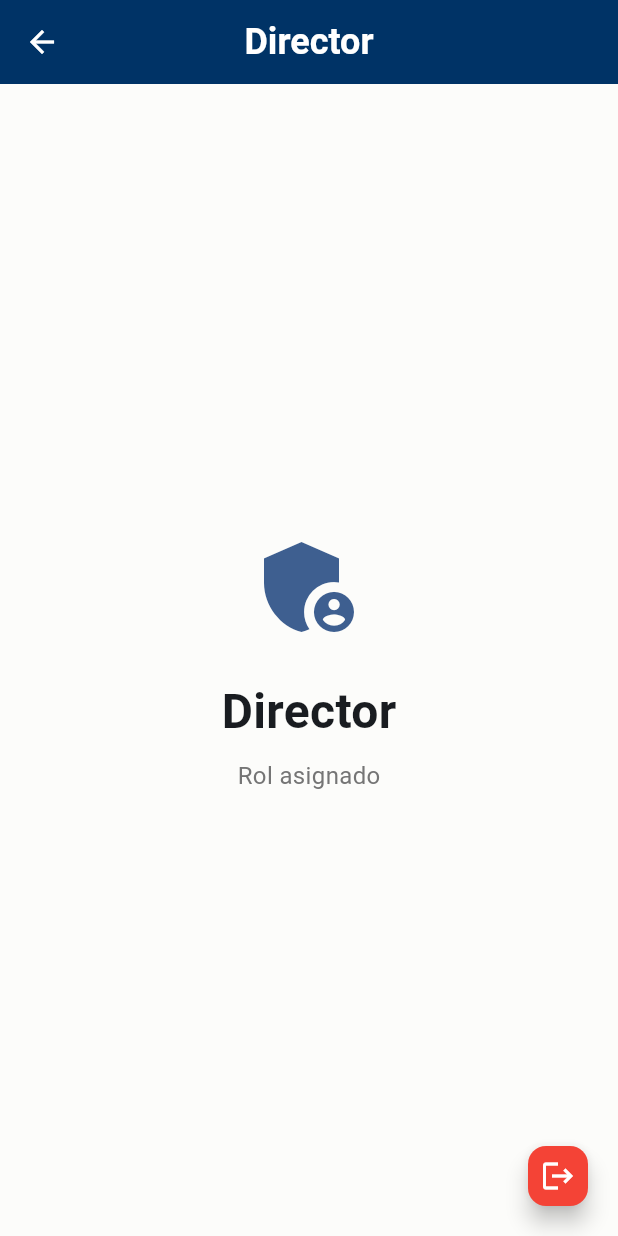
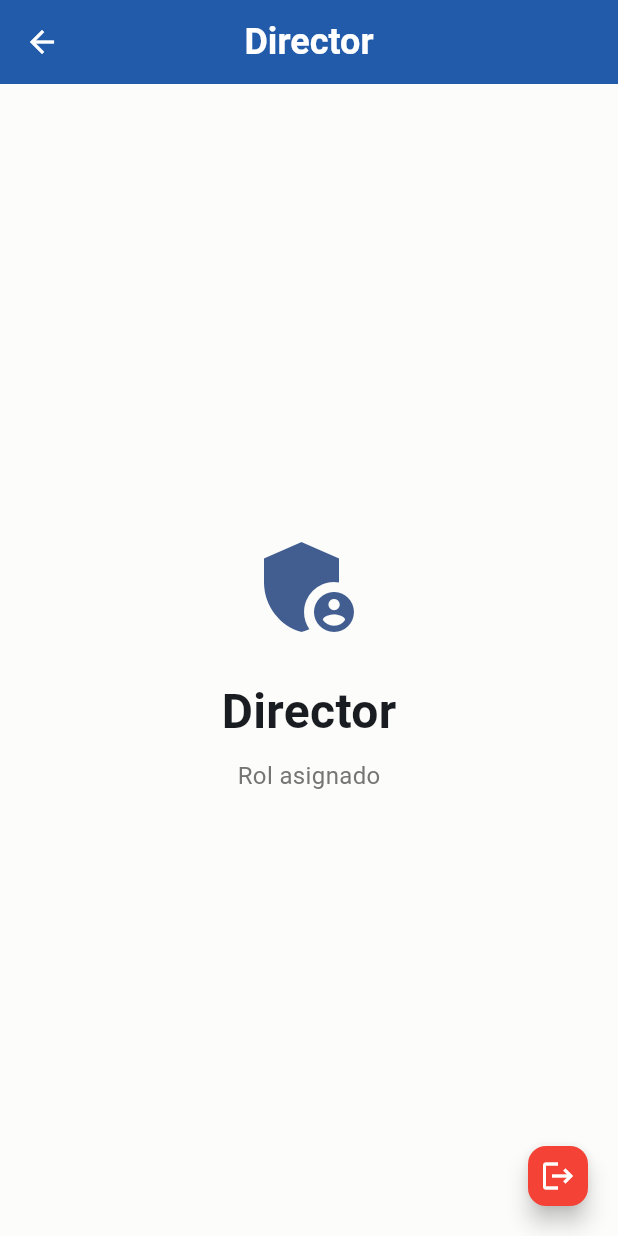
Before and after one commit to yerson001/cole-app, a Flutter app: the DirectorScreen screen opened by its route, on a phone screen of 412 x 824 dp. Run offline on Flutter 3.47's test engine with Material 3 defaults, Android fonts, the phone set to English and light mode, and no system bars; our stand-ins replace equatable, flutter_bloc, get_it, injectable, shared_preferences; missing offline and left inert: tutorial_coach_mark; accounts and stored records are empty.

Commit message:
fix: light mode primary #225BAA too
- Light primary #225BAA (was #0D1B2A)
- AppBar #225BAA (was #003366)
- Icons/accent/buttons use #225BAA in both modes
- Dark primary stays #64B5F6 for contrast

```diff
--- a/lib/core/themes/app_colors.dart
+++ b/lib/core/themes/app_colors.dart
@@ -88,9 +88,9 @@ class AppColors extends ThemeExtension<AppColors> {
   });
 
   static const light = AppColors(
-    primary: Color(0xFF0D1B2A),
-    primaryDark: Color(0xFF070F19),
-    primaryLight: Color(0xFF1B3A5C),
+    primary: Color(0xFF225BAA),
+    primaryDark: Color(0xFF1A237E),
+    primaryLight: Color(0xFF64B5F6),
     secondary: Color(0xFFF8F6F0),
     accent: Color(0xFFC8A951),
     accentLight: Color(0xFFE8D5A3),
@@ -111,22 +111,22 @@ class AppColors extends ThemeExtension<AppColors> {
     errorLight: Color(0xFFFEE2E2),
     info: Color(0xFF3B82F6),
     infoLight: Color(0xFFDBEAFE),
-    buttonPrimary: Color(0xFF0D1B2A),
+    buttonPrimary: Color(0xFF225BAA),
     buttonPrimaryText: Color(0xFFFFFFFF),
     buttonSecondary: Color(0xFFF8F6F0),
-    buttonSecondaryText: Color(0xFF0D1B2A),
+    buttonSecondaryText: Color(0xFF225BAA),
     buttonDisabled: Color(0xFFD1D5DB),
     buttonDisabledText: Color(0xFF9CA3AF),
     icon: Color(0xFF6B7280),
-    iconActive: Color(0xFF0D1B2A),
+    iconActive: Color(0xFF225BAA),
     inputBackground: Color(0xFFF9FAFB),
     inputBorder: Color(0xFFD1D5DB),
-    inputFocused: Color(0xFF0D1B2A),
+    inputFocused: Color(0xFF225BAA),
     inputError: Color(0xFFEF4444),
     inputLabel: Color(0xFF6B7280),
     bottomNavBackground: Color(0xFFFFFFFF),
     bottomNavInactive: Color(0xFF9CA3AF),
-    bottomNavActive: Color(0xFF0D1B2A),
+    bottomNavActive: Color(0xFF225BAA),
     overlay: Color(0x80000000),
     shimmer: Color(0xFFE5E7EB),
   );
--- a/lib/core/themes/app_theme.dart
+++ b/lib/core/themes/app_theme.dart
@@ -6,12 +6,12 @@ class AppTheme {
     useMaterial3: true,
     brightness: Brightness.light,
     colorScheme: ColorScheme.fromSeed(
-      seedColor: const Color(0xFF003366),
+      seedColor: const Color(0xFF225BAA),
       brightness: Brightness.light,
     ),
     extensions: [AppColors.light],
     appBarTheme: const AppBarTheme(
-      backgroundColor: Color(0xFF003366),
+      backgroundColor: Color(0xFF225BAA),
       foregroundColor: Colors.white,
       centerTitle: true,
     ),
@@ -22,7 +22,7 @@ class AppTheme {
     useMaterial3: true,
     brightness: Brightness.dark,
     colorScheme: ColorScheme.fromSeed(
-      seedColor: const Color(0xFF003366),
+      seedColor: const Color(0xFF225BAA),
       brightness: Brightness.dark,
     ),
     extensions: [AppColors.dark],
```
